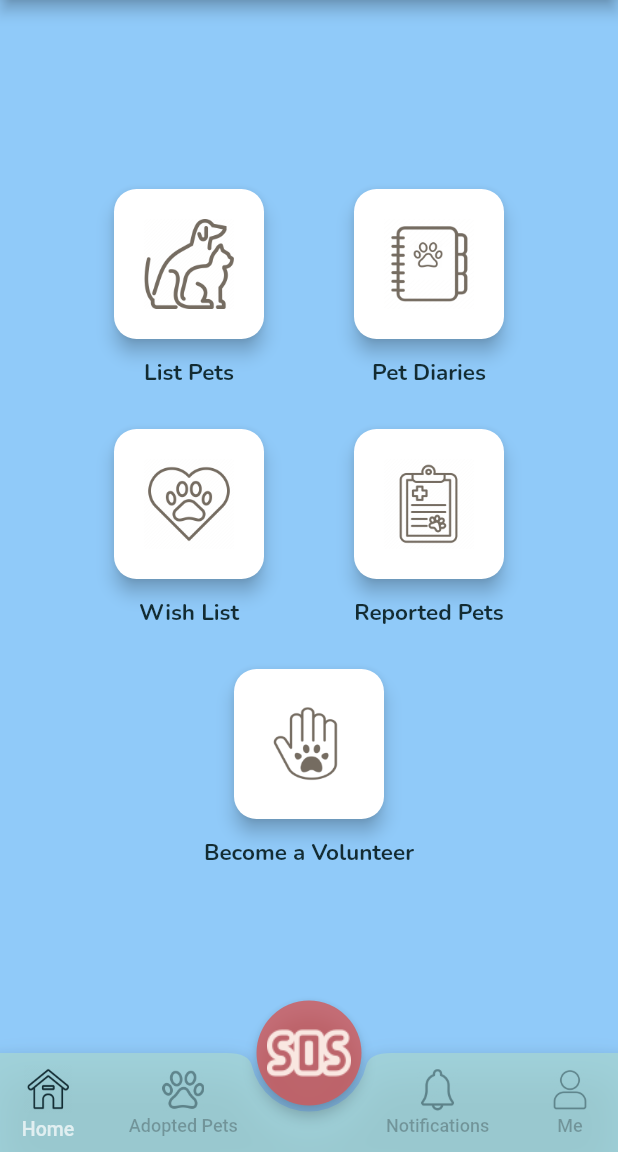
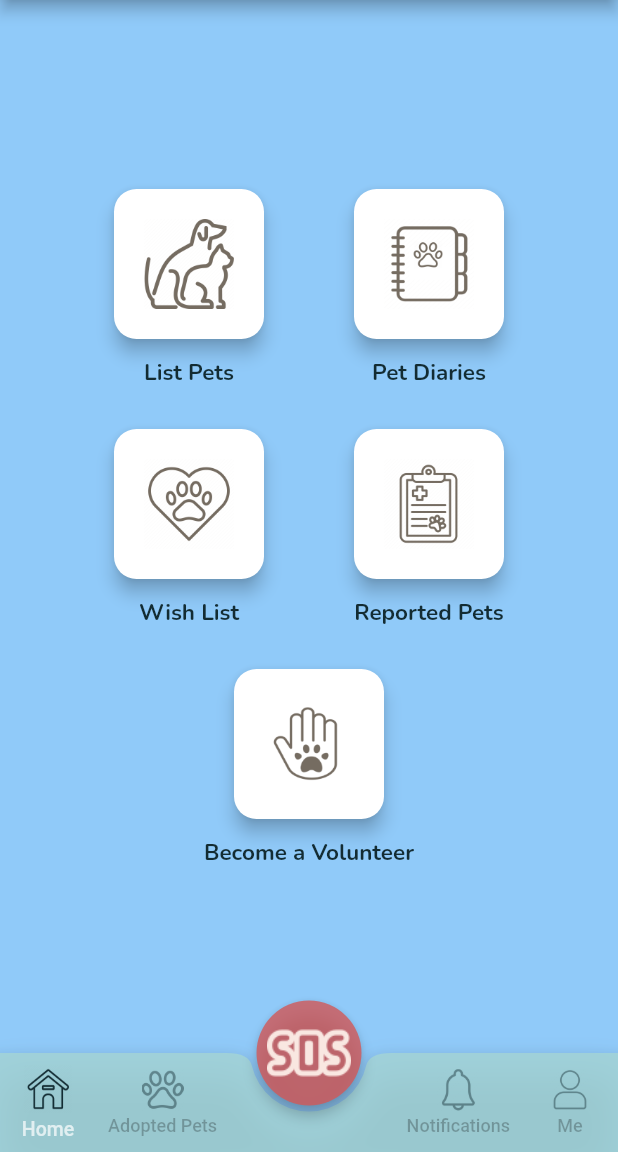
Before and after one commit to ageha-chou/pet-rescue, a Flutter app: the screen it shows after launch, on a phone screen of 412 x 824 dp, the part 84-1236 px from its top. Run offline on Flutter 3.47's test engine with Material 2 defaults, Android fonts, the phone set to English and light mode, and no system bars; our stand-ins replace font_awesome_flutter, geocoding, geolocator, get, google_maps_flutter, intl_phone_number_input; missing offline and left inert: dropdown_below, images_picker; accounts and stored records are empty.

Commit message:
fixed nav bar spacing

```diff
--- a/lib/modules/home/main_screen.dart
+++ b/lib/modules/home/main_screen.dart
@@ -43,7 +43,7 @@ class MainScreen extends GetView<MainController> {
                 onPressHandler: () {
                   controller.onSwitchTab(1);
                 }),
-            SizedBox(width: 55),
+            Spacer(),
             _buildNavButton(
                 label: 'Notifications',
                 index: 2,
```
